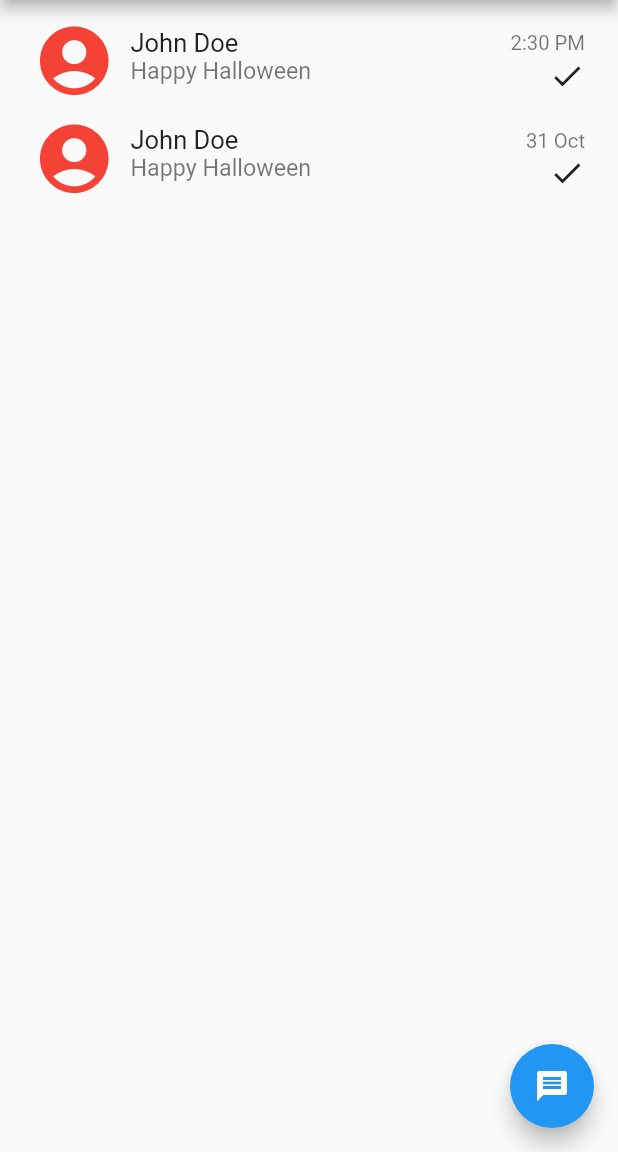
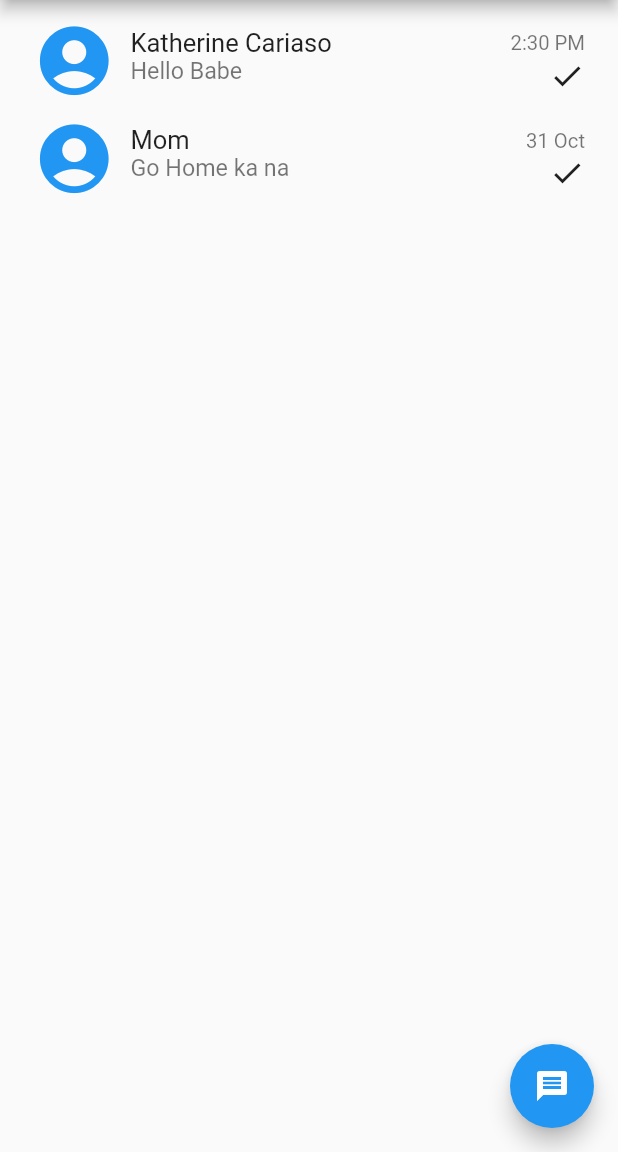
Before and after one commit to JBuhay34/buhaychat, a Flutter app: the screen it shows after launch, on a phone screen of 412 x 824 dp, the part 84-1236 px from its top. Run offline on Flutter 3.47's test engine with Material 2 defaults, Android fonts, the phone set to English and light mode, and no system bars.

```diff
--- /dev/null
+++ b/lib/MainAppPage.dart
@@ -0,0 +1,143 @@
+import 'package:buhaychat/MessageRoomPage.dart';
+import 'package:buhaychat/object/Message.dart';
+import 'package:flutter/material.dart';
+
+class MainAppPage extends StatefulWidget {
+  MainAppPage({Key key}) : super(key: key);
+
+  @override
+  _MainPageState createState() => _MainPageState();
+}
+
+class _MainPageState extends State<MainAppPage> {
+
+
+  var drawer = new Drawer(
+      child: new ListView(
+        children: <Widget>[
+          DrawerHeader(child: Text("BuhayMessage"),
+            decoration: BoxDecoration(
+                color: Colors.blue
+            ),
+          ),
+          Text("Sign out"),
+          Text("Import Contacts")
+        ],
+      )
+  );
+
+  @override
+  void initState() {
+    super.initState();
+
+  }
+
+  @override
+  Widget build(BuildContext context) {
+    return Scaffold(
+      appBar: AppBar(
+          title: Text("Messages"),
+          actions: <Widget>[
+            IconButton(
+                icon: Icon(Icons.add),
+                onPressed: (){}
+            )
+          ]
+      ),
+      drawer: drawer,
+      body: ListView.builder(
+          padding: EdgeInsets.all(8.0),
+          itemCount: MessageGenerator.messageList.length,
+          itemBuilder: (BuildContext context, int position) {
+            return getRow(position);
+          }),
+      floatingActionButton: FloatingActionButton(
+        onPressed: (){},
+        child: Icon(Icons.message),
+      ),
+    );
+  }
+
+// ListView for the message content
+  Widget getRow(int i) {
+    MessageContent messageContent = MessageGenerator.getMessageContent(i);
+    return GestureDetector(
+        child: Column(children: <Widget>[
+          Padding(
+            padding: EdgeInsets.only(
+                left: 14.0, right: 14.0, top: 5.0, bottom: 5.0),
+            child: Row(
+              crossAxisAlignment: CrossAxisAlignment.center,
+              children: <Widget>[
+                Icon(
+                  Icons.account_circle,
+                  size: 55.0,
+                  color: Colors.blue,
+                ),
+                Expanded(
+                  child: Padding(
+                    padding: const EdgeInsets.only(left: 10.0),
+                    child: Column(
+                      children: <Widget>[
+                        Row(
+                          mainAxisAlignment: MainAxisAlignment.spaceBetween,
+                          children: <Widget>[
+                            Text(
+                              messageContent.getSender(),
+                              style: TextStyle(
+                                  fontWeight: FontWeight.w400,
+                                  color: Colors.black87,
+                                  fontSize: 17.0),
+                            ),
+                            Text(
+                              messageContent.getTime(),
+                              style: TextStyle(
+                                  fontWeight: FontWeight.w400,
+                                  color: Colors.black54,
+                                  fontSize: 13.5
+                              ),
+                            )
+                          ],
+                        ),
+                        Row(
+                          crossAxisAlignment: CrossAxisAlignment.start,
+                          mainAxisAlignment: MainAxisAlignment.spaceBetween,
+                          children: <Widget>[
+                            Column(
+                              crossAxisAlignment: CrossAxisAlignment.start,
+                              children: <Widget>[
+                                Text(
+                                  messageContent.getMessage(),
+                                  style: TextStyle(
+                                      fontWeight: FontWeight.w400,
+                                      color: Colors.black54,
+                                      fontSize: 15.5),
+                                ),
+                              ],
+                            ),
+                            Icon(Icons.check)
+                          ],
+                        ),
+                      ],
+                    ),
+                  ),
+                ),
+              ],
+            ),
+          ),
+        ]
+        ),
+        onTap: () {
+          Navigator.push(
+            context,
+            MaterialPageRoute(builder: (context) => MessageRoomPage(content: messageContent)),
+          );
+
+          setState(() {
+            // setState, when you want to refresh the ListView(notifyDataSetChanged)
+          }
+          );
+        }
+    );
+  } // getRow()
+} // _MainPageState
--- a/lib/main.dart
+++ b/lib/main.dart
@@ -1,4 +1,4 @@
-import 'package:buhaychat/Message.dart';
+import 'package:buhaychat/MainAppPage.dart';
 import 'package:flutter/material.dart';
 
 void main() => runApp(MyApp());
@@ -13,135 +13,7 @@ class MyApp extends StatelessWidget {
       theme: ThemeData(
         primarySwatch: Colors.blue,
       ),
-      home: SampleAppPage(),
+      home: MainAppPage(),
     );
   }
 }
-
-class SampleAppPage extends StatefulWidget {
-  SampleAppPage({Key key}) : super(key: key);
-
-  @override
-  _SampleAppPageState createState() => _SampleAppPageState();
-}
-
-class _SampleAppPageState extends State<SampleAppPage> {
-
-
-  var drawer = new Drawer(
-      child: new ListView(
-        children: <Widget>[
-          new DrawerHeader(child: new Text("BuhayMessage"),
-            decoration: new BoxDecoration(
-                color: Colors.blue
-            ),
-          ),
-          new Text("Sign out"),
-          new Text("Import Contacts")
-        ],
-      )
-  );
-
-  @override
-  void initState() {
-    super.initState();
-
-  }
-
-  @override
-  Widget build(BuildContext context) {
-    return Scaffold(
-        appBar: AppBar(
-          title: Text("Messages"),
-          actions: <Widget>[
-            new IconButton(
-                icon: new Icon(Icons.add),
-                onPressed: (){}
-                )
-          ]
-        ),
-      drawer: drawer,
-        body: ListView.builder(
-            padding: EdgeInsets.all(8.0),
-            itemCount: MessageGenerator.messageList.length,
-            itemBuilder: (BuildContext context, int position) {
-              return getRow(position);
-            }),
-        floatingActionButton: new FloatingActionButton(
-          onPressed: (){},
-          child: new Icon(Icons.message),
-        ),
-    );
-  }
-
-// ListView for the message content
-  Column getRow(int i) {
-    MessageContent messageContent = MessageGenerator.getMessageContent(i);
-    return Column(children: <Widget>[
-      Padding(
-        padding: EdgeInsets.only(
-            left: 14.0, right: 14.0, top: 5.0, bottom: 5.0),
-        child: Row(
-          crossAxisAlignment: CrossAxisAlignment.center,
-          children: <Widget>[
-            Icon(
-              Icons.account_circle,
-              size: 55.0,
-              color: Colors.red,
-            ),
-            Expanded(
-              child: Padding(
-                padding: const EdgeInsets.only(left: 10.0),
-                child: Column(
-                  children: <Widget>[
-                    Row(
-                      mainAxisAlignment: MainAxisAlignment.spaceBetween,
-                      children: <Widget>[
-                        Text(
-                          messageContent.getTime(),
-                          style: TextStyle(
-                              fontWeight: FontWeight.w400,
-                              color: Colors.black87,
-                              fontSize: 17.0),
-                        ),
-                        Text(
-                            messageContent.getMessage(),
-                          style: TextStyle(
-                            fontWeight: FontWeight.w400,
-                            color: Colors.black54,
-                            fontSize: 13.5
-                          ),
-                        )
-                      ],
-                    ),
-                    Row(
-                      crossAxisAlignment: CrossAxisAlignment.start,
-                      mainAxisAlignment: MainAxisAlignment.spaceBetween,
-                      children: <Widget>[
-                        Column(
-                          crossAxisAlignment: CrossAxisAlignment.start,
-                          children: <Widget>[
-                            Text(
-                              messageContent.getSender(),
-                              style: TextStyle(
-                                  fontWeight: FontWeight.w400,
-                                  color: Colors.black54,
-                                  fontSize: 15.5),
-                            ),
-                          ],
-                        ),
-                        new Icon(Icons.check)
-                      ],
-                    ),
-                  ],
-                ),
-              ),
-            ),
-          ],
-        ),
-      ),
-    ]
-    );
-  }
-
-}
--- a/lib/Message.dart
+++ b/lib/object/Message.dart
@@ -4,7 +4,7 @@ class MessageContent {
   String message;
   bool hasRead;
 
-  MessageContent(this.sender, this.time, this.message, this.hasRead);
+  MessageContent(this.message, this.sender, this.time, this.hasRead);
 
 
   String getSender() => this.sender;
@@ -18,9 +18,9 @@ class MessageContent {
 
 class MessageGenerator {
   static var messageList = [
-    MessageContent("Happy Halloween", "John Doe", "2:30 PM",
+    MessageContent("Hello Babe", "Katherine Cariaso", "2:30 PM",
         true),
-    MessageContent("Happy Halloween", "John Doe", "31 Oct",
+    MessageContent("Go Home ka na", "Mom", "31 Oct",
         false),
   ];
 
```
Also changed, not shown: lib/MessageRoomPage.dart (added, +63 -0 lines), pubspec.yaml (+2 -21 lines), 2 other files.
